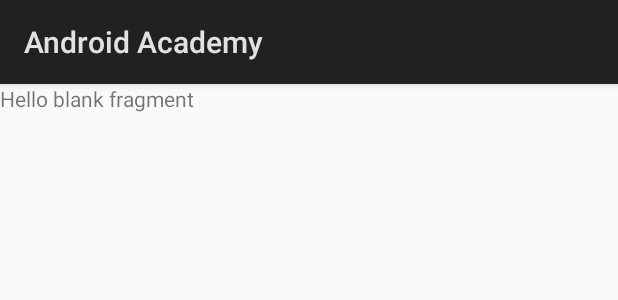
After one commit to yxsoong/IS3261-Project, an Android app: the layout fragment_widget_tab1.xml on its own in the app's theme, with its tools: preview values and no code run, on a phone screen of 412 x 824 dp. The commit adds this screen. Shown: the top 300 px of the screen. Run offline under Robolectric (Android 15) with nearby library versions, the phone set to English and light mode, and no system bars.

Commit message:
a lot of edits

```diff
--- /dev/null
+++ b/AndroidAcademy/app/src/main/res/layout/fragment_widget_tab1.xml
@@ -0,0 +1,13 @@
+<FrameLayout xmlns:android="http://schemas.android.com/apk/res/android"
+    xmlns:tools="http://schemas.android.com/tools"
+    android:layout_width="match_parent"
+    android:layout_height="match_parent"
+    tools:context="com.yxsoong.project.androidacademy.WidgetTab1">
+
+    <!-- TODO: Update blank fragment layout -->
+    <TextView
+        android:layout_width="match_parent"
+        android:layout_height="match_parent"
+        android:text="@string/hello_blank_fragment" />
+
+</FrameLayout>
```
Also changed, not shown: AndroidAcademy/app/src/main/java/com/yxsoong/project/androidacademy/WidgetTab1.java (added, +29 -0 lines), AndroidAcademy/app/src/main/java/com/yxsoong/project/androidacademy/WidgetTab2.java (added, +29 -0 lines), AndroidAcademy/app/src/main/java/com/yxsoong/project/androidacademy/WidgetTab3.java (added, +29 -0 lines), AndroidAcademy/app/src/main/res/layout/activity_widgets.xml (+5 -2 lines), AndroidAcademy/app/src/main/res/layout/fragment_widget_tab2.xml (added, +13 -0 lines), AndroidAcademy/app/src/main/res/layout/fragment_widget_tab3.xml (added, +13 -0 lines).
